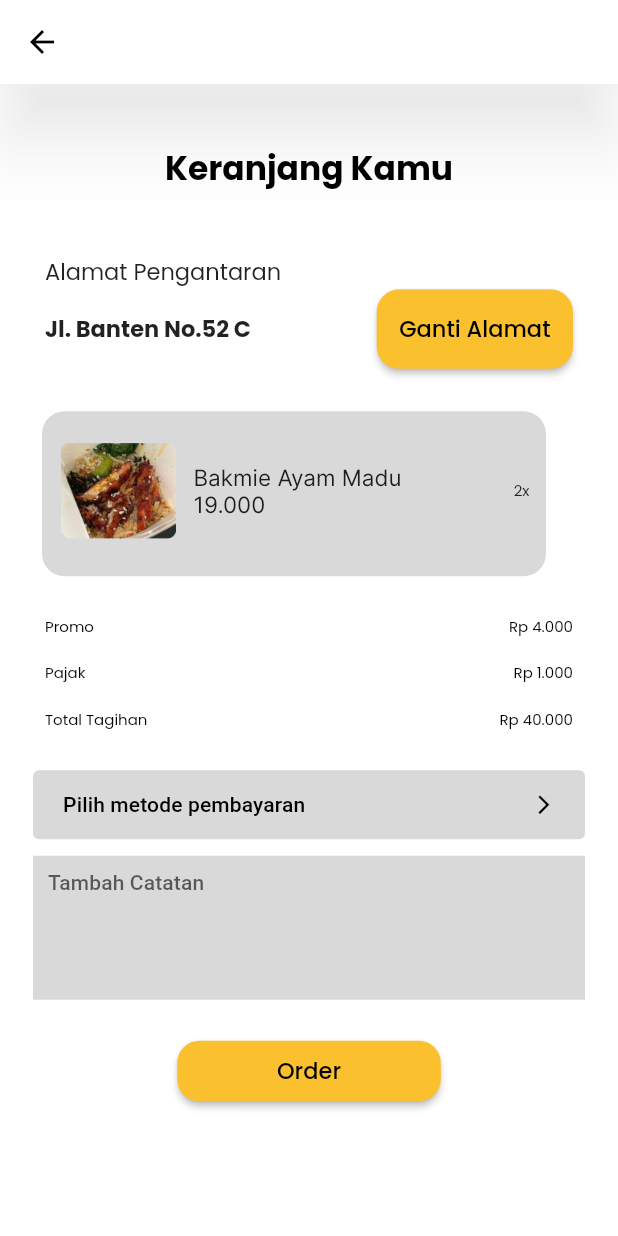
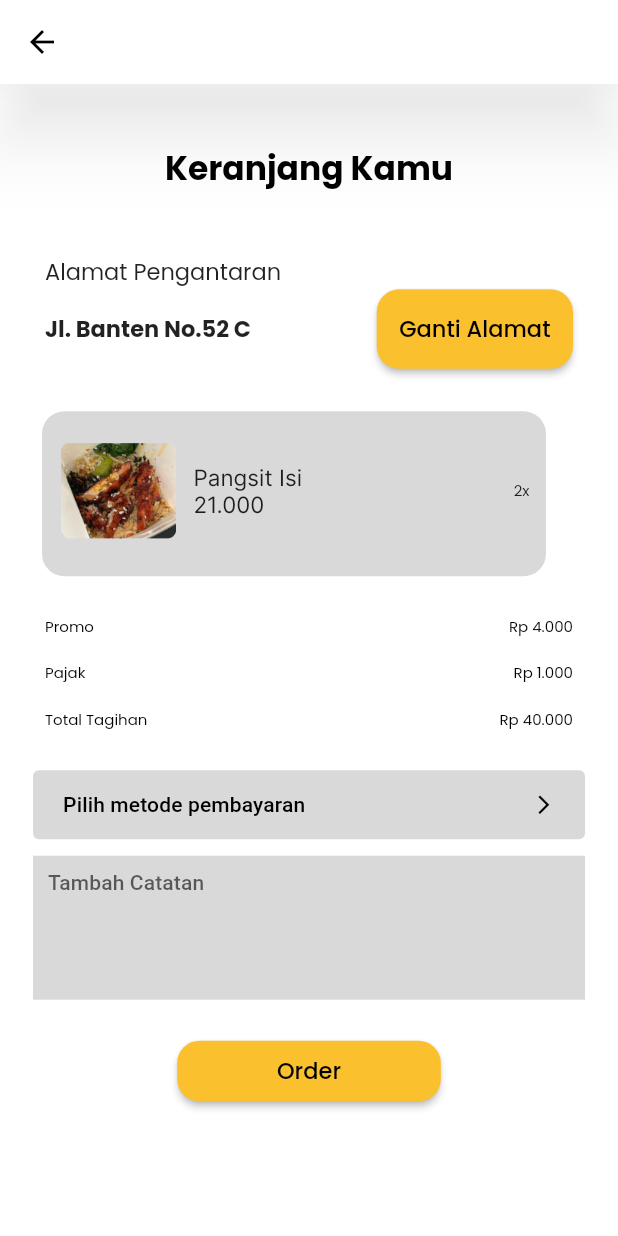
Before and after one commit to jenaarrr1111/umik-App, a Flutter app: the KeranjangScreen screen opened by its route, on a phone screen of 412 x 824 dp. Run offline on Flutter 3.47's test engine with Material 2 defaults, Android fonts, the phone set to English and light mode, and no system bars; our stand-ins replace flutter_secure_storage, flutter_svg; accounts and stored records are empty; network calls fail; Roboto replaces fonts that are missing (Muli).

Commit message:
Memperbaiki fitur keranjang

```diff
--- a/lib/screens/daftar_produk/daftar_produk_screen.dart
+++ b/lib/screens/daftar_produk/daftar_produk_screen.dart
@@ -4,6 +4,7 @@ import 'package:flutter/material.dart';
 import 'package:flutter_staggered_grid_view/flutter_staggered_grid_view.dart';
 import 'package:http/http.dart' as http;
 import 'package:umik/constants.dart';
+import 'package:umik/screens/keranjang/keranjang_screen.dart';
 import 'package:umik/services/storage_service.dart';
 
 // Target
@@ -215,7 +216,9 @@ class _GridItemDaftarProdukState extends State<GridItemDaftarProduk> {
                       borderRadius: BorderRadius.circular(15),
                     ),
                   ),
-                  onPressed: () => {},
+                  onPressed: () => {
+                    Navigator.pushNamed(context, KeranjangScreen.routeName),
+                  },
                   child: Text(
                     'Tambah',
                     style: Theme.of(context)
--- a/lib/screens/keranjang/components/card_produk.dart
+++ b/lib/screens/keranjang/components/card_produk.dart
@@ -45,7 +45,7 @@ class CardProduk extends StatelessWidget {
                             crossAxisAlignment: CrossAxisAlignment.start,
                             children: const [
                               Text(
-                                'Bakmie Ayam Madu',
+                                'Pangsit Isi',
                                 style: TextStyle(
                                   fontFamily: 'Inter',
                                   fontSize: 15,
@@ -53,7 +53,7 @@ class CardProduk extends StatelessWidget {
                                 ),
                               ),
                               Text(
-                                '19.000',
+                                '21.000',
                                 style: TextStyle(
                                   fontFamily: 'Inter',
                                   fontSize: 15,
```
